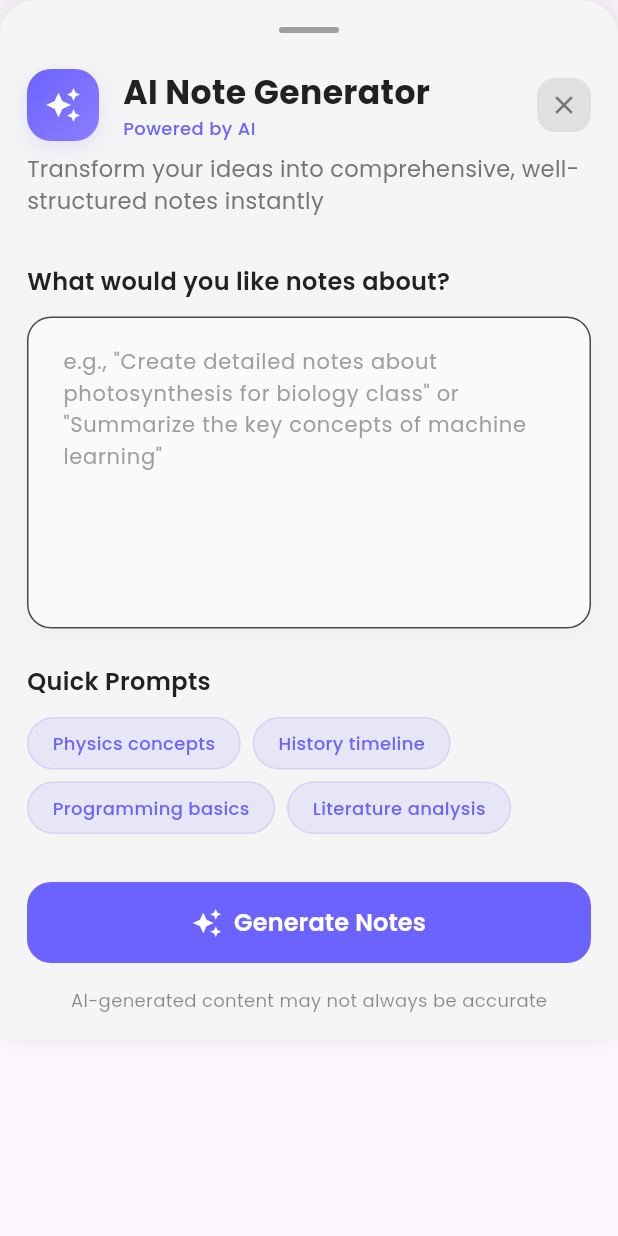
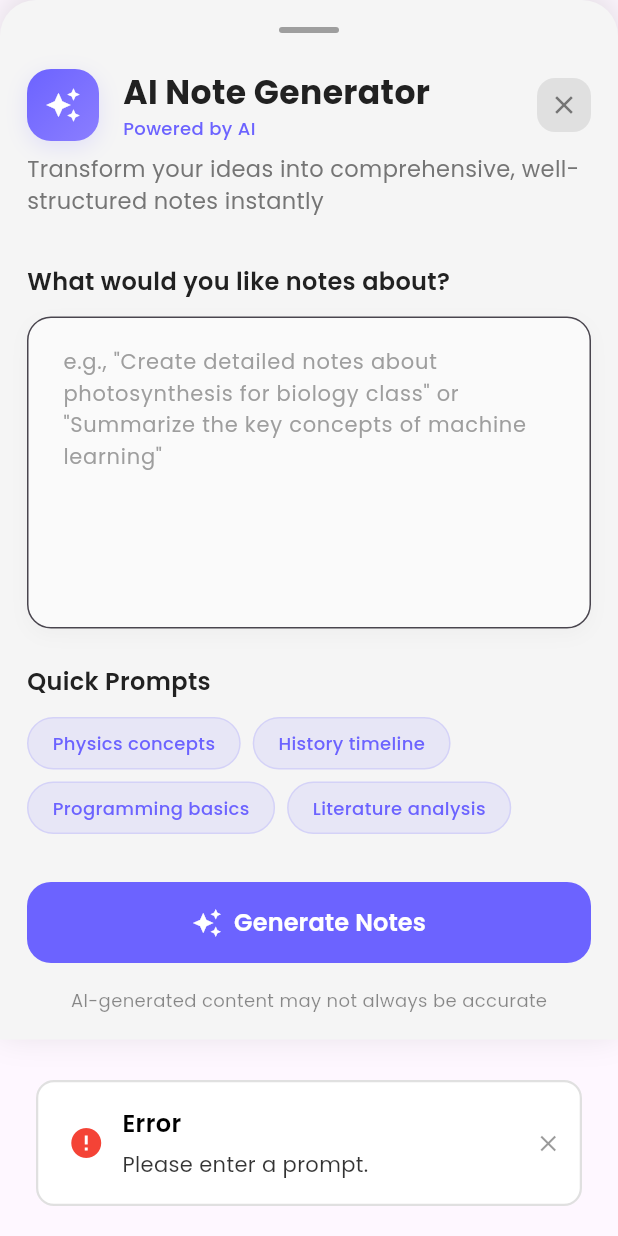
Before and after one commit to SahilLiotech/Notes-App, a Flutter app: the GenerateNotesBottomSheet widget shown alone on an empty page, opened directly, after a tap on "Generate Notes", on a phone screen of 412 x 824 dp. Run offline on Flutter 3.47's test engine with Material 3 defaults, Android fonts, the phone set to English and light mode, and no system bars; drawn by our look-alikes of toastification; our stand-ins replace animate_do, firebase_ai, firebase_core, flutter_riverpod, google_fonts, hive and 4 more; missing offline and left inert: flutter_quill; accounts and stored records are empty.

Commit message:
initial commit

```diff
--- a/lib/provider/notes_provider.dart
+++ b/lib/provider/notes_provider.dart
@@ -13,7 +13,11 @@ final isGeneratingProvider = StateProvider<bool>((ref) => false);
 
 final generatedSummaryProvider = StateProvider<String>((ref) => '');
 
-final notesProvider = NotifierProvider<NotesState, List<NotesModel>>(() => NotesState());
+final generatedNoteProvider = StateProvider<String>((ref) => '');
+
+final notesProvider = NotifierProvider<NotesState, List<NotesModel>>(
+  () => NotesState(),
+);
 
 class NotesState extends Notifier<List<NotesModel>> {
   late Box<NotesModel> notesBox;
@@ -42,7 +46,13 @@ class NotesState extends Notifier<List<NotesModel>> {
     if (query.isEmpty) {
       state = notesBox.values.toList();
     } else {
-      state = notesBox.values.where((note) => note.title!.toLowerCase().contains(query.toLowerCase())).toList();
+      state =
+          notesBox.values
+              .where(
+                (note) =>
+                    note.title!.toLowerCase().contains(query.toLowerCase()),
+              )
+              .toList();
     }
   }
 
@@ -50,7 +60,14 @@ class NotesState extends Notifier<List<NotesModel>> {
     if (category.isEmpty || category == 'All') {
       state = notesBox.values.toList();
     } else {
-      state = notesBox.values.where((notes) => notes.category!.toLowerCase().contains(category.toLowerCase())).toList();
+      state =
+          notesBox.values
+              .where(
+                (notes) => notes.category!.toLowerCase().contains(
+                  category.toLowerCase(),
+                ),
+              )
+              .toList();
     }
   }
 
--- a/lib/widgets/generate_notes_bottom_sheet.dart
+++ b/lib/widgets/generate_notes_bottom_sheet.dart
@@ -1,16 +1,20 @@
+import 'package:firebase_ai/firebase_ai.dart';
 import 'package:flutter/material.dart';
+import 'package:flutter_riverpod/flutter_riverpod.dart';
 import 'package:google_fonts/google_fonts.dart';
+import 'package:notes_app/provider/notes_provider.dart';
 import 'package:notes_app/widgets/custom_toast.dart';
 
-class GenerateNotesBottomSheet extends StatefulWidget {
+class GenerateNotesBottomSheet extends ConsumerStatefulWidget {
   const GenerateNotesBottomSheet({super.key});
 
   @override
-  State<GenerateNotesBottomSheet> createState() =>
+  ConsumerState<GenerateNotesBottomSheet> createState() =>
       _GenerateNotesBottomSheetState();
 }
 
-class _GenerateNotesBottomSheetState extends State<GenerateNotesBottomSheet> {
+class _GenerateNotesBottomSheetState
+    extends ConsumerState<GenerateNotesBottomSheet> {
   final TextEditingController promptController = TextEditingController();
   bool isGenerating = false;
 
@@ -24,10 +28,61 @@ class _GenerateNotesBottomSheetState extends State<GenerateNotesBottomSheet> {
     super.dispose();
   }
 
-  void _generateNotes() {
-    if (promptController.text.trim().isEmpty) return;
+  void _generateNotes() async {
+    final prompt = promptController.text.trim();
+    if (prompt.isEmpty) {
+      CustomToast.shoeFailed("Error", "Please enter a prompt.");
+      return;
+    }
+    ref.read(isGeneratingProvider.notifier).state = true;
+    ref.read(generatedNoteProvider.notifier).state = '';
 
-    CustomToast.showSuccess("Success", "Notes generated successfully.");
+    try {
+      final modelNames = ['gemini-2.5-flash', 'gemini-1.5-flash', 'gemini-pro'];
+      GenerativeModel? model;
+
+      for (final modelName in modelNames) {
+        try {
+          model = FirebaseAI.googleAI().generativeModel(model: modelName);
+          break;
+        } catch (e) {
+          debugPrint('Failed to create model $modelName: $e');
+          continue;
+        }
+      }
+
+      if (model == null) {
+        CustomToast.shoeFailed(
+          "Error",
+          "No available AI model found. Please try again later.",
+        );
+      }
+
+      final result = await model?.generateContent([Content.text(prompt)]);
+
+      if (result != null) {
+        ref.read(isGeneratingProvider.notifier).state = false;
+        if (result.text == null || result.text!.isEmpty) {
+          CustomToast.shoeFailed(
+            "Error",
+            "AI did not return any content. Please try a different prompt.",
+          );
+        } else {
+          CustomToast.showSuccess("Success", "Notes generated successfully.");
+          ref.read(generatedNoteProvider.notifier).state = result.text ?? '';
+        }
+      }
+    } catch (e, stack) {
+      debugPrint('Error generating notes: $e \n StackTrace: $stack');
+      CustomToast.shoeFailed(
+        "Error",
+        "Failed to generate notes. Please try again.",
+      );
+    } finally {
+      ref.read(isGeneratingProvider.notifier).state = false;
+      promptController.clear();
+      FocusScope.of(context).unfocus();
+    }
   }
 
   @override
```
